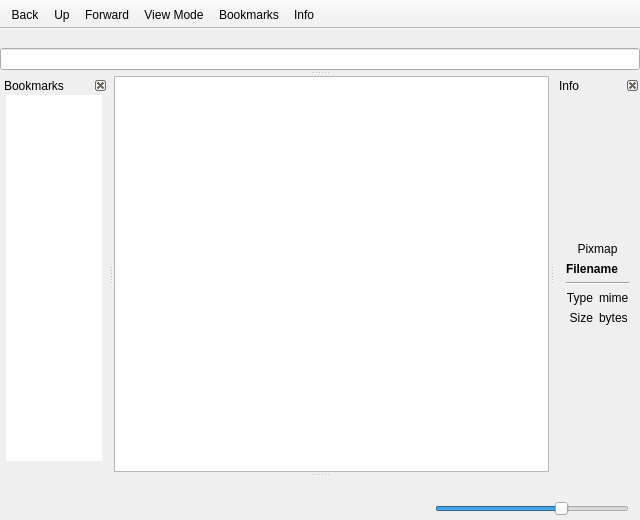
Above: mainwindow.ui from FrankMamuda/filemanager before the change. Below: the same form after it.
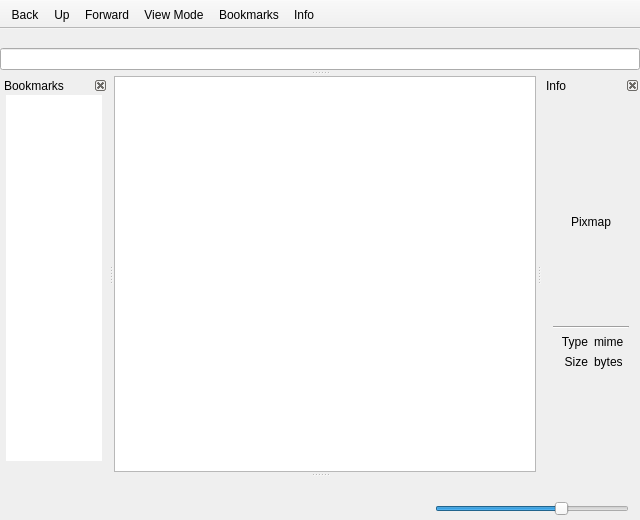
That is the form after the change. Icons and pictures are not drawn. Custom widgets are drawn as their Qt base class.

Diff of the .ui file:
```diff
--- a/mainwindow.ui
+++ b/mainwindow.ui
@@ -315,6 +315,12 @@
    </widget>
   </widget>
   <widget class="QDockWidget" name="dockInfo">
+   <property name="maximumSize">
+    <size>
+     <width>98</width>
+     <height>524287</height>
+    </size>
+   </property>
    <property name="features">
     <set>QDockWidget::DockWidgetClosable|QDockWidget::DockWidgetMovable</set>
    </property>
@@ -328,6 +334,12 @@
     <number>2</number>
    </attribute>
    <widget class="QWidget" name="dockInfoContents">
+    <property name="sizePolicy">
+     <sizepolicy hsizetype="Preferred" vsizetype="Preferred">
+      <horstretch>0</horstretch>
+      <verstretch>0</verstretch>
+     </sizepolicy>
+    </property>
     <layout class="QVBoxLayout" name="verticalLayout_2">
      <item>
       <spacer name="topSpacer">
@@ -344,6 +356,12 @@
      </item>
      <item>
       <widget class="QLabel" name="labelPixmap">
+       <property name="minimumSize">
+        <size>
+         <width>48</width>
+         <height>48</height>
+        </size>
+       </property>
        <property name="text">
         <string>Pixmap</string>
        </property>
@@ -353,9 +371,14 @@
       </widget>
      </item>
      <item>
-      <widget class="FilenameLabel" name="labelFileName">
+      <layout class="QHBoxLayout" name="horizontalLayout_6">
+       <property name="sizeConstraint">
+        <enum>QLayout::SetFixedSize</enum>
+       </property>
+       <item>
+        <widget class="QTextEdit" name="editFileName">
        <property name="sizePolicy">
-        <sizepolicy hsizetype="Fixed" vsizetype="Preferred">
+          <sizepolicy hsizetype="Maximum" vsizetype="Maximum">
          <horstretch>0</horstretch>
          <verstretch>0</verstretch>
         </sizepolicy>
@@ -366,16 +389,40 @@
          <bold>true</bold>
         </font>
        </property>
-       <property name="text">
-        <string>Filename</string>
-       </property>
-       <property name="alignment">
-        <set>Qt::AlignCenter</set>
-       </property>
-       <property name="wordWrap">
+         <property name="styleSheet">
+          <string notr="true">QTextEdit { background-color: transparent; text-align: center; }</string>
+         </property>
+         <property name="frameShape">
+          <enum>QFrame::NoFrame</enum>
+         </property>
+         <property name="verticalScrollBarPolicy">
+          <enum>Qt::ScrollBarAlwaysOff</enum>
+         </property>
+         <property name="horizontalScrollBarPolicy">
+          <enum>Qt::ScrollBarAlwaysOff</enum>
+         </property>
+         <property name="sizeAdjustPolicy">
+          <enum>QAbstractScrollArea::AdjustToContentsOnFirstShow</enum>
+         </property>
+         <property name="readOnly">
         <bool>true</bool>
        </property>
-      </widget>
+         <property name="html">
+          <string>&lt;!DOCTYPE HTML PUBLIC &quot;-//W3C//DTD HTML 4.0//EN&quot; &quot;http://www.w3.org/TR/REC-html40/strict.dtd&quot;&gt;
+&lt;html&gt;&lt;head&gt;&lt;meta name=&quot;qrichtext&quot; content=&quot;1&quot; /&gt;&lt;style type=&quot;text/css&quot;&gt;
+p, li { white-space: pre-wrap; }
+&lt;/style&gt;&lt;/head&gt;&lt;body style=&quot; font-family:'MS Shell Dlg 2'; font-size:8.25pt; font-weight:600; font-style:normal;&quot;&gt;
+&lt;p align=&quot;center&quot; style=&quot;-qt-paragraph-type:empty; margin-top:0px; margin-bottom:0px; margin-left:0px; margin-right:0px; -qt-block-indent:0; text-indent:0px;&quot;&gt;&lt;br /&gt;&lt;/p&gt;&lt;/body&gt;&lt;/html&gt;</string>
+         </property>
+         <property name="acceptRichText">
+          <bool>false</bool>
+         </property>
+         <property name="textInteractionFlags">
+          <set>Qt::NoTextInteraction</set>
+         </property>
+        </widget>
+       </item>
+      </layout>
      </item>
      <item>
       <widget class="Line" name="line">
@@ -617,11 +664,6 @@
    <extends>QListView</extends>
    <header>sideview.h</header>
   </customwidget>
-  <customwidget>
-   <class>FilenameLabel</class>
-   <extends>QLabel</extends>
-   <header>filenamelabel.h</header>
-  </customwidget>
  </customwidgets>
  <resources/>
  <connections/>
```
Left out of the diff: 3 changed lines with no effect on the pictures. Lines whose indentation alone changed are shown as unchanged.
